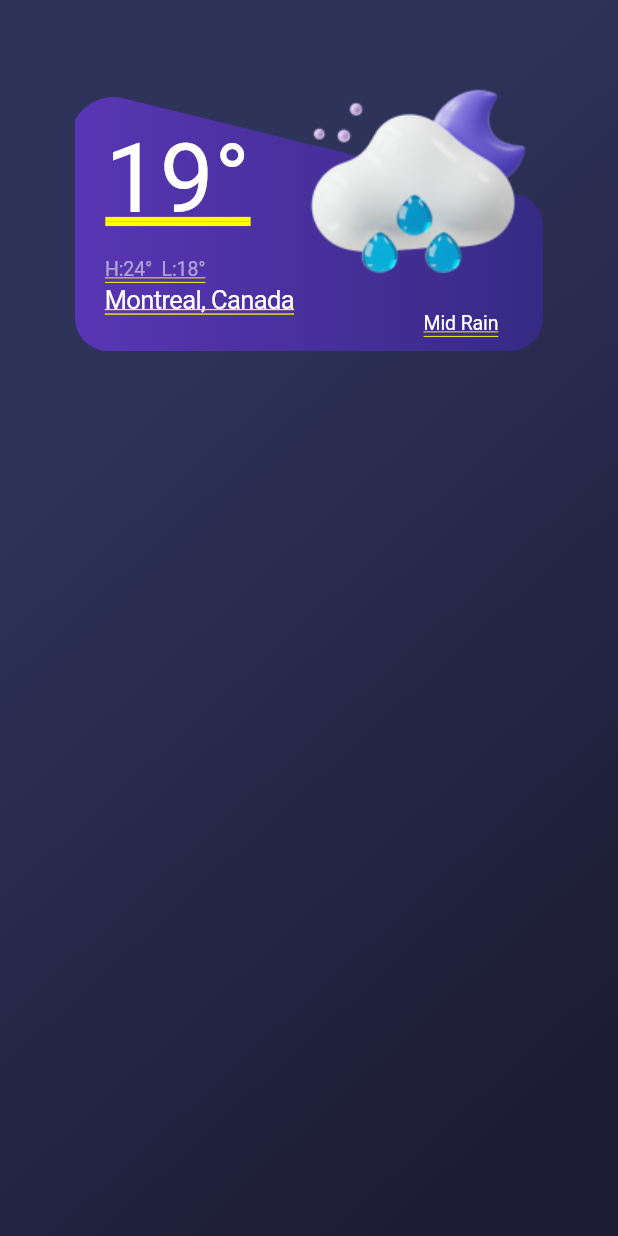
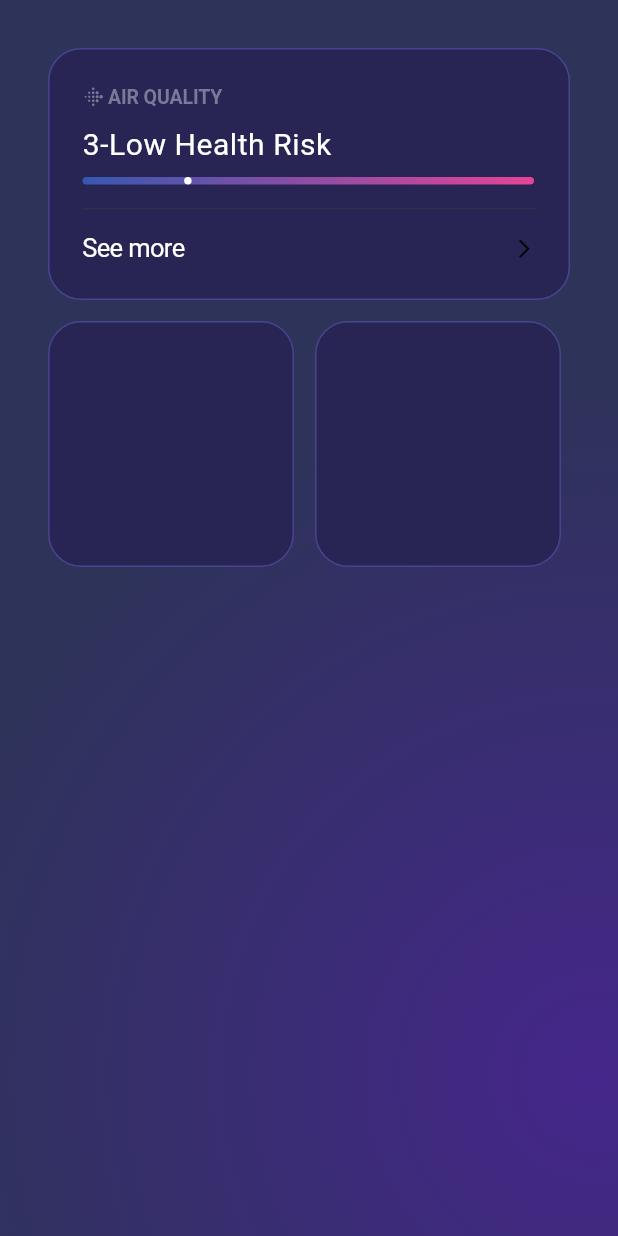
Before and after one commit to IgorsBlagodjors/weather_app, a Flutter app: the screen it shows after launch, on a phone screen of 412 x 824 dp. Run offline on Flutter 3.47's test engine with Material 3 defaults, Android fonts, the phone set to English and light mode, and no system bars; Roboto replaces fonts that are missing (SF Pro Display, SF Pro Text).

Commit message:
weather details building day1

```diff
--- a/lib/design_system/app_colors.dart
+++ b/lib/design_system/app_colors.dart
@@ -17,6 +17,7 @@ class AppColors {
   static const Color solid4 = Color(0xFFE0D9FF);
 
   static const Color labelColor = Color(0xFF40CBD8);
+  static const Color weatherDetailsSubheadline = Color(0xFF7B7997);
 
   static const customButtonColors = [
     Color(0xFFF5F5F9),
--- /dev/null
+++ b/lib/design_system/decorations.dart
@@ -0,0 +1,12 @@
+import 'package:flutter/material.dart';
+
+class AppDecorations {
+  static final weatherDetailsDecoration = BoxDecoration(
+    borderRadius: BorderRadius.circular(22),
+    color: const Color(0xFF282554),
+    border: Border.all(
+      color: const Color(0xFF47448F),
+      width: 1,
+    ),
+  );
+}
--- a/lib/main.dart
+++ b/lib/main.dart
@@ -1,10 +1,10 @@
 import 'package:flutter/material.dart';
-import 'package:weather_app/presentation/app.dart';
+import 'package:weather_app/presentation/weather_details_page.dart';
 
 void main() {
   runApp(
     const MaterialApp(
-      home: AppPage(),
+      home: WeatherDetailsPage(),
     ),
   );
 }
--- a/lib/presentation/app.dart
+++ b/lib/presentation/app.dart
@@ -13,7 +13,8 @@ class _AppPageState extends State<AppPage> {
   @override
   Widget build(BuildContext context) {
     return SafeArea(
-      child: Container(
+      child: Scaffold(
+        body: Container(
           decoration: AppGradient.appBackground,
           child: const Padding(
             padding: EdgeInsets.all(50),
@@ -27,6 +28,7 @@ class _AppPageState extends State<AppPage> {
             ),
           ),
         ),
+      ),
     );
   }
 }
--- /dev/null
+++ b/lib/presentation/weather_details_page.dart
@@ -0,0 +1,70 @@
+import 'package:flutter/material.dart';
+import 'package:weather_app/design_system/app_colors.dart';
+import 'package:weather_app/design_system/decorations.dart';
+import 'package:weather_app/presentation/widgets/air_quality.dart';
+
+class WeatherDetailsPage extends StatelessWidget {
+  const WeatherDetailsPage({super.key});
+
+  @override
+  Widget build(BuildContext context) {
+    return SafeArea(
+      child: Scaffold(
+        body: Container(
+          decoration: BoxDecoration(
+            gradient: const RadialGradient(
+              center: Alignment(0.9307, 0.7431),
+              radius: 1.1155,
+              colors: [
+                Color(0xFF45278B),
+                Color(0xFF2E335A),
+              ],
+              stops: [0.0, 1.0],
+            ),
+            boxShadow: [
+              BoxShadow(
+                color: const Color(0xFF4a397f).withOpacity(0.7),
+                offset: const Offset(0, 20),
+                blurRadius: 100,
+              ),
+              const BoxShadow(
+                color: AppColors.darkPrimary,
+                offset: Offset(0, 1),
+                blurRadius: 0,
+                spreadRadius: 0,
+              ),
+            ],
+          ),
+          child: Padding(
+            padding: const EdgeInsets.all(32),
+            child: Column(
+              children: [
+                const AirQuality(),
+                const SizedBox(
+                  height: 14,
+                ),
+                Row(
+                  children: [
+                    Container(
+                      height: 164,
+                      width: 164,
+                      decoration: AppDecorations.weatherDetailsDecoration,
+                    ),
+                    const SizedBox(
+                      width: 14,
+                    ),
+                    Container(
+                      height: 164,
+                      width: 164,
+                      decoration: AppDecorations.weatherDetailsDecoration,
+                    ),
+                  ],
+                )
+              ],
+            ),
+          ),
+        ),
+      ),
+    );
+  }
+}
--- /dev/null
+++ b/lib/presentation/widgets/air_quality.dart
@@ -0,0 +1,77 @@
+import 'package:flutter/material.dart';
+import 'package:weather_app/design_system/app_colors.dart';
+import 'package:weather_app/design_system/app_styles.dart';
+import 'package:weather_app/design_system/decorations.dart';
+import 'package:weather_app/presentation/widgets/custom_indicator.dart';
+
+class AirQuality extends StatelessWidget {
+  const AirQuality({super.key});
+
+  @override
+  Widget build(BuildContext context) {
+    return Container(
+      height: 168,
+      width: 348,
+      decoration: AppDecorations.weatherDetailsDecoration,
+      child: Padding(
+        padding: const EdgeInsets.all(22.0),
+        child: Column(
+          crossAxisAlignment: CrossAxisAlignment.start,
+          children: [
+            Row(
+              children: [
+                const Icon(
+                  Icons.fitbit_outlined,
+                  color: AppColors.weatherDetailsSubheadline,
+                  size: 15,
+                ),
+                const SizedBox(
+                  width: 2,
+                ),
+                Text(
+                  'AIR QUALITY',
+                  style: AppStyles.boldFootnote.copyWith(
+                    color: AppColors.weatherDetailsSubheadline,
+                  ),
+                ),
+              ],
+            ),
+            const SizedBox(
+              height: 10,
+            ),
+            const Text(
+              '3-Low Health Risk',
+              style: AppStyles.boldTitle3,
+            ),
+            const SizedBox(
+              height: 10,
+            ),
+            const CustomIndicator(
+              width: 301,
+            ),
+            const SizedBox(
+              height: 8,
+            ),
+            const Divider(
+              color: Color(0xFF323044),
+            ),
+            const SizedBox(
+              height: 7,
+            ),
+            const Row(
+              children: [
+                Expanded(
+                  child: Text('See more', style: AppStyles.regularBody),
+                ),
+                Icon(
+                  Icons.arrow_forward_ios,
+                  size: 15,
+                )
+              ],
+            ),
+          ],
+        ),
+      ),
+    );
+  }
+}
--- /dev/null
+++ b/lib/presentation/widgets/custom_indicator.dart
@@ -0,0 +1,33 @@
+import 'package:flutter/material.dart';
+import 'package:weather_app/design_system/app_colors.dart';
+
+class CustomIndicator extends StatelessWidget {
+  final double width;
+  const CustomIndicator({super.key, required this.width});
+
+  @override
+  Widget build(BuildContext context) {
+    return Container(
+      width: width,
+      height: 5,
+      decoration: BoxDecoration(
+        borderRadius: BorderRadius.circular(10),
+        gradient: const LinearGradient(colors: [
+          Color(0xFF3658B0),
+          Color(0xFFE64397),
+        ], begin: Alignment.centerLeft, end: Alignment.bottomRight),
+      ),
+      child: Row(
+        children: [
+          SizedBox(
+            width: width / 4 - 10,
+          ),
+          const CircleAvatar(
+            radius: 5,
+            backgroundColor: AppColors.darkPrimary,
+          ),
+        ],
+      ),
+    );
+  }
+}
--- a/lib/presentation/widgets/rectangle.dart
+++ b/lib/presentation/widgets/rectangle.dart
@@ -17,8 +17,6 @@ class Rectangle extends StatelessWidget {
             size: const Size(348, 184),
             foregroundPainter: AnotherPainter(),
           ),
-          Row(
-            children: [
           Padding(
             padding: const EdgeInsets.only(left: 20),
             child: Column(
@@ -30,7 +28,7 @@ class Rectangle extends StatelessWidget {
                 const Text(
                   '19°',
                   style: TextStyle(
-                        color: Color(0xFFFFFFFF),
+                    color: AppColors.darkPrimary,
                     fontFamily: 'SF Pro Display',
                     fontSize: 64,
                     fontWeight: FontWeight.w400,
@@ -48,25 +46,21 @@ class Rectangle extends StatelessWidget {
                     color: AppColors.darkSecondary.withOpacity(0.6),
                   ),
                 ),
-                    const Text(
+                const Row(
+                  children: [
+                    Expanded(
+                      child: Text(
                         overflow: TextOverflow.ellipsis,
                         'Montreal, Canada',
                         style: AppStyles.regularBody,
                       ),
-                  ],
-                ),
                     ),
                     Padding(
-                padding: const EdgeInsets.only(right: 2),
+                      padding: EdgeInsets.only(right: 2),
                       child: Column(
                         crossAxisAlignment: CrossAxisAlignment.end,
                         children: [
-                    Image.asset(
-                      'assets/Moon_cloud_mid_rain.png',
-                      width: 160,
-                      height: 160,
-                    ),
-                    const Padding(
+                          Padding(
                             padding: EdgeInsets.only(right: 24),
                             child: Text(
                               overflow: TextOverflow.ellipsis,
@@ -78,7 +72,19 @@ class Rectangle extends StatelessWidget {
                       ),
                     ),
                   ],
-          )
+                ),
+              ],
+            ),
+          ),
+          Positioned(
+            top: -12,
+            right: 4,
+            child: Image.asset(
+              'assets/Moon_cloud_mid_rain.png',
+              width: 160,
+              height: 160,
+            ),
+          ),
         ],
       ),
     );
```
Also changed, not shown: lib/presentation/widgets/test.dart (deleted). Lines whose indentation alone changed are shown as unchanged.
